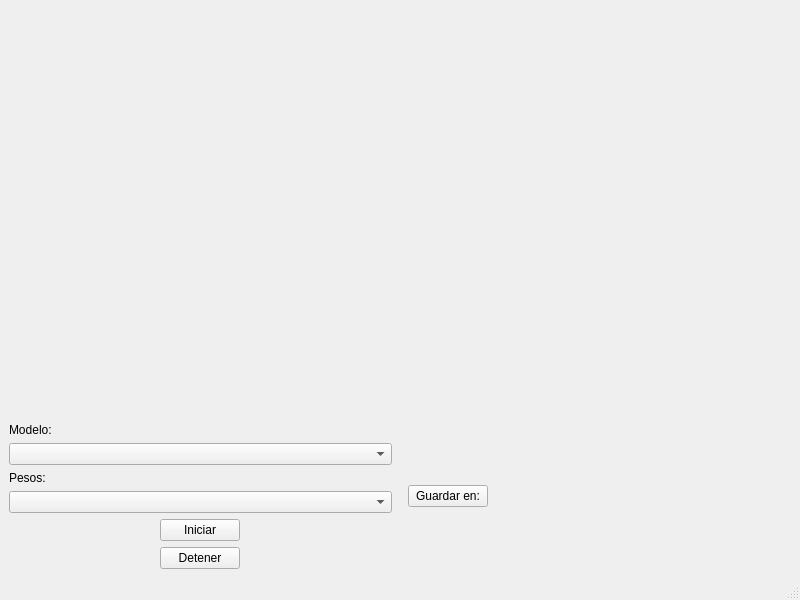
Old version of the form 03_model_visualizer/pyqt_window/menu.ui in the repository JosmarSuarez/Instance_Segmentation_Sandbox.
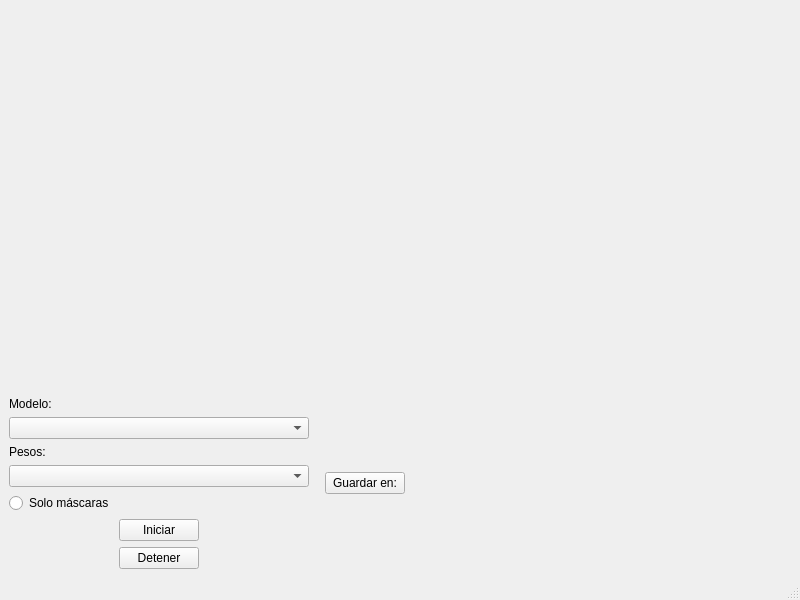
New version of the form.

Patch:
```diff
--- a/03_model_visualizer/pyqt_window/menu.ui
+++ b/03_model_visualizer/pyqt_window/menu.ui
@@ -108,7 +108,14 @@
          </widget>
         </item>
         <item>
-         <widget class="QComboBox" name="comboBox_2"/>
+         <widget class="QComboBox" name="weightsBox"/>
+        </item>
+        <item>
+         <widget class="QRadioButton" name="mask_radioButton">
+          <property name="text">
+           <string>Solo máscaras</string>
+          </property>
+         </widget>
         </item>
         <item alignment="Qt::AlignHCenter">
          <widget class="QPushButton" name="startButton">
@@ -158,8 +165,6 @@
        </spacer>
       </item>
       <item>
-       <layout class="QVBoxLayout" name="verticalLayout">
-        <item>
          <layout class="QHBoxLayout" name="horizontalLayout">
           <item>
            <widget class="QPushButton" name="saveButton">
@@ -189,7 +194,40 @@
           </item>
          </layout>
         </item>
-       </layout>
+      <item>
+       <spacer name="horizontalSpacer_2">
+        <property name="orientation">
+         <enum>Qt::Horizontal</enum>
+        </property>
+        <property name="sizeType">
+         <enum>QSizePolicy::Minimum</enum>
+        </property>
+        <property name="sizeHint" stdset="0">
+         <size>
+          <width>10</width>
+          <height>20</height>
+         </size>
+        </property>
+       </spacer>
+      </item>
+      <item>
+       <widget class="QLabel" name="label_fps">
+        <property name="minimumSize">
+         <size>
+          <width>150</width>
+          <height>0</height>
+         </size>
+        </property>
+        <property name="text">
+         <string/>
+        </property>
+        <property name="alignment">
+         <set>Qt::AlignCenter</set>
+        </property>
+       </widget>
+      </item>
+      <item>
+       <layout class="QVBoxLayout" name="verticalLayout"/>
       </item>
      </layout>
     </item>
```
Left out of the diff: 2 changed lines with no effect on the pictures. Lines whose indentation alone changed are shown as unchanged.
